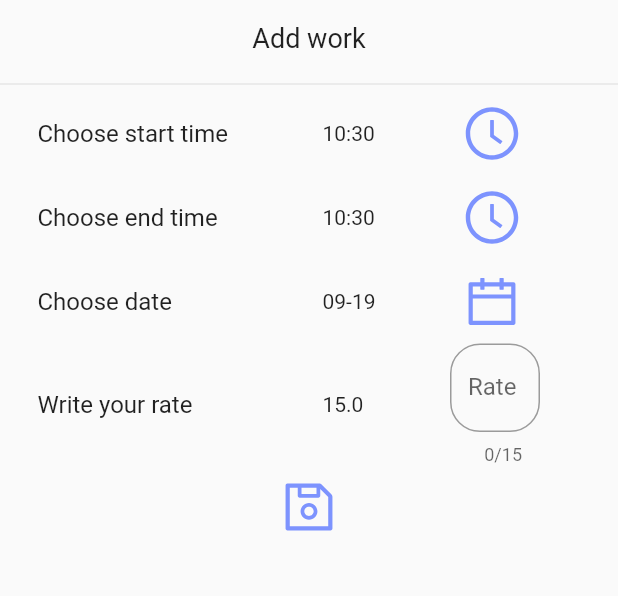
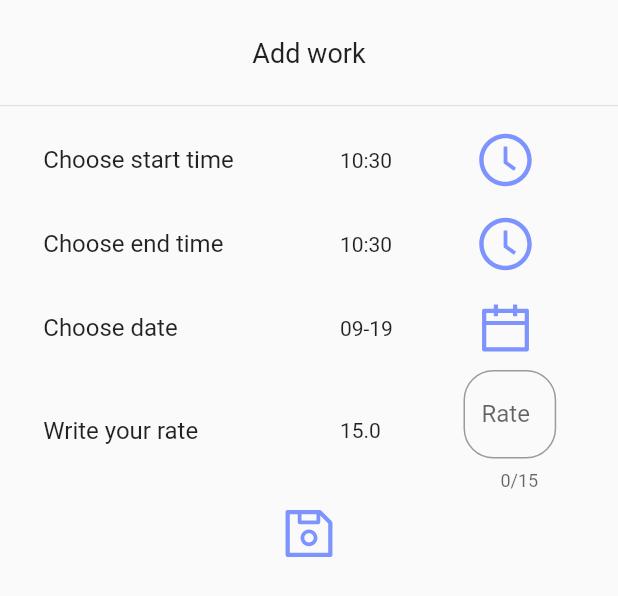
Before and after one commit to ArkadiiShatkovskyi/Flutter, a Flutter app: the AddTab widget shown alone on an empty page, opened directly, on a phone screen of 412 x 824 dp. Shown: the top 596 px of the screen. Run offline on Flutter 3.47's test engine with Material 2 defaults, Android fonts, the phone set to English and light mode, and no system bars; our stand-ins replace ant_icons, cloud_firestore, firebase_auth, smooth_star_rating; accounts and stored records are empty; network calls fail.

Commit message:
Responsive UI

```diff
--- a/job_app/lib/widgets/mainPage/MainPage.dart
+++ b/job_app/lib/widgets/mainPage/MainPage.dart
@@ -41,7 +41,7 @@ class _MainPageState extends State<MainPage> {
       home: WillPopScope(
         onWillPop: () async => false,
         child: Scaffold(
-          drawer: MenuDrawer(2),
+          drawer: MenuDrawer(),
           bottomNavigationBar: BottomNavigationBar(
             items: const <BottomNavigationBarItem>[
               BottomNavigationBarItem(
--- a/job_app/lib/widgets/mainPage/tabs/addTab/AddTab.dart
+++ b/job_app/lib/widgets/mainPage/tabs/addTab/AddTab.dart
@@ -27,38 +27,34 @@ class _AddTabState extends State<AddTab> {
     _db.getUser().then((currUser) {
       this._user = currUser.uid;
     });
-//    _rateController.text = _defaultRate.toString();
   }
 
   @override
   Widget build(BuildContext context) {
-    return _createBody();
-  }
-
-  Widget _createBody() {
+    final media = MediaQuery.of(context);
     return Container(
       child: ListView(
         physics: NeverScrollableScrollPhysics(),
         children: <Widget>[
           Container(
             padding: EdgeInsets.only(
-              top: 15,
-              bottom: 15,
+              top: media.size.height * .03,
+              bottom: media.size.height * .02,
             ),
             child: Center(
                 child: const Text("Add work", style: TextStyle(fontSize: 18))),
           ),
           Divider(
-            height: 10,
+            height: media.size.height * .02,
           ),
           RowWidget("Choose start time", _strTime.toString().substring(10, 15),
-              AntIcons.clock_circle_outline, _showStartTimePicker),
+              AntIcons.clock_circle_outline, _showStartTimePicker, media),
           RowWidget("Choose end time", _endTime.toString().substring(10, 15),
-              AntIcons.clock_circle_outline, _showEndTimePicker),
+              AntIcons.clock_circle_outline, _showEndTimePicker, media),
           RowWidget("Choose date", _date.toString().substring(5, 10),
-              AntIcons.calendar_outline, _showDatePicker),
+              AntIcons.calendar_outline, _showDatePicker, media),
           RowWidget.textInput("Write your rate", _defaultRate.toString(),
-              _rateController, 'Rate'),
+              _rateController, 'Rate', media),
           Center(
               child: IconButton(
             icon: Icon(AntIcons.save),
--- a/job_app/lib/widgets/mainPage/tabs/addTab/RowWidget.dart
+++ b/job_app/lib/widgets/mainPage/tabs/addTab/RowWidget.dart
@@ -8,11 +8,12 @@ class RowWidget extends StatelessWidget {
   final function;
   var controller;
   var textInputHint;
+  final _media;
 
-  RowWidget(this.title, this.hint, this.icon, this.function);
+  RowWidget(this.title, this.hint, this.icon, this.function, this._media);
 
   RowWidget.textInput(this.title, this.hint,
-      this.controller, this.textInputHint, {this.icon = 0, this.function = 0});
+      this.controller, this.textInputHint, this._media, {this.icon = 0, this.function = 0});
 
   @override
   Widget build(BuildContext context) {
@@ -20,19 +21,19 @@ class RowWidget extends StatelessWidget {
       return Row(
         children: <Widget>[
           Container(
-            padding: EdgeInsets.only(left: 25, right: 15),
-            width: 200,
+            padding: EdgeInsets.only(left: _media.size.width * .07, right: _media.size.width * .07),
+            width: _media.size.width * .5,
             child: Text(title, style: TextStyle(fontSize: 16)),
           ),
           Container(
             padding: EdgeInsets.only(
-              left: 15,
+              left: _media.size.width * .05,
             ),
-            width: 100,
+            width: _media.size.width * .25,
             child: Text(hint),
           ),
           Container(
-            width: 60,
+            width: _media.size.width * .15,
             child: TextField(
               maxLength: 15,
               controller: controller,
@@ -50,8 +51,8 @@ class RowWidget extends StatelessWidget {
       return Row(
         children: <Widget>[
           Container(
-            padding: EdgeInsets.only(left: 25, right: 15),
-            width: 200,
+            padding: EdgeInsets.only(left: _media.size.width * .07, right: _media.size.width * .07),
+            width: _media.size.width * .5,
             child: Text(
               title,
               style: TextStyle(fontSize: 16),
@@ -59,9 +60,9 @@ class RowWidget extends StatelessWidget {
           ),
           Container(
             padding: EdgeInsets.only(
-              left: 15,
+              left: _media.size.width * .05,
             ),
-            width: 100,
+            width: _media.size.width * .25,
             child: Text(hint),
           ),
           IconButton(
--- a/job_app/lib/widgets/mainPage/tabs/dataTab/DataTab.dart
+++ b/job_app/lib/widgets/mainPage/tabs/dataTab/DataTab.dart
@@ -6,7 +6,6 @@ import 'package:job_app/widgets/authorizationPage/Authorization.dart';
 import 'package:job_app/widgets/mainPage/tabs/dataTab/FloatingButtonMenu.dart';
 import 'package:job_app/widgets/AppTheme.dart';
 
-// ignore: must_be_immutable
 class DataTab extends StatefulWidget {
   @override
   State<StatefulWidget> createState() => _DataTabState();
```
Also changed, not shown: job_app/lib/widgets/InfoPage.dart (+5 -4 lines), job_app/lib/widgets/authorizationPage/AuthorizationPageBody.dart (+8 -7 lines), job_app/lib/widgets/mainPage/drawer/DrawerCard.dart (+4 -4 lines), job_app/lib/widgets/mainPage/drawer/DrawerMenu.dart (+32 -35 lines).
